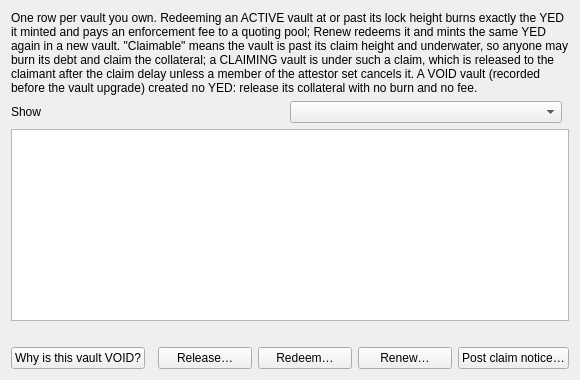
First picture: the form in src/yellowbackpositions.ui, repository boyfromcave/yecwallet-dd, before the edit.
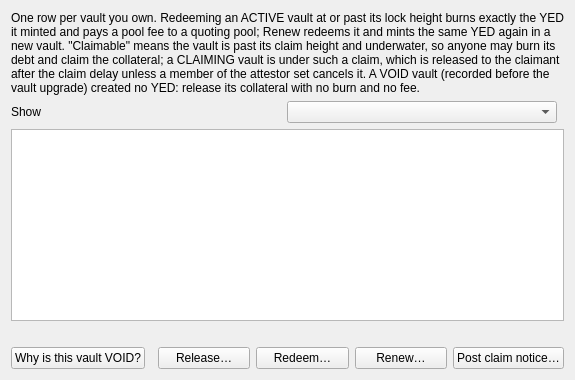
Second picture: the form after the edit.

Commit message: Yellowback UI copy: pool fee, consensus enforcement, and who pays each fee

```diff
--- a/src/yellowbackpositions.ui
+++ b/src/yellowbackpositions.ui
@@ -6,7 +6,7 @@
    <item>
     <widget class="QLabel" name="lblPositionsIntro">
      <property name="wordWrap"><bool>true</bool></property>
-     <property name="text"><string>One row per vault you own. Redeeming an ACTIVE vault at or past its lock height burns exactly the YED it minted and pays an enforcement fee to a quoting pool; Renew redeems it and mints the same YED again in a new vault. "Claimable" means the vault is past its claim height and underwater, so anyone may burn its debt and claim the collateral; a CLAIMING vault is under such a claim, which is released to the claimant after the claim delay unless a member of the attestor set cancels it. A VOID vault (recorded before the vault upgrade) created no YED: release its collateral with no burn and no fee.</string></property>
+     <property name="text"><string>One row per vault you own. Redeeming an ACTIVE vault at or past its lock height burns exactly the YED it minted and pays a pool fee to a quoting pool; Renew redeems it and mints the same YED again in a new vault. "Claimable" means the vault is past its claim height and underwater, so anyone may burn its debt and claim the collateral; a CLAIMING vault is under such a claim, which is released to the claimant after the claim delay unless a member of the attestor set cancels it. A VOID vault (recorded before the vault upgrade) created no YED: release its collateral with no burn and no fee.</string></property>
     </widget>
    </item>
    <item>
```
The commit also changes 7 other files.
